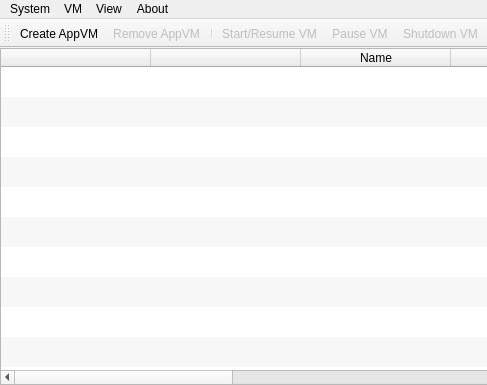
Above: mainwindow.ui from QubesOS/qubes-manager before the change; both pictures show x 0 to 487 and y 0 to 385 of the 769 by 385 pixel window. Below: the same form after it.
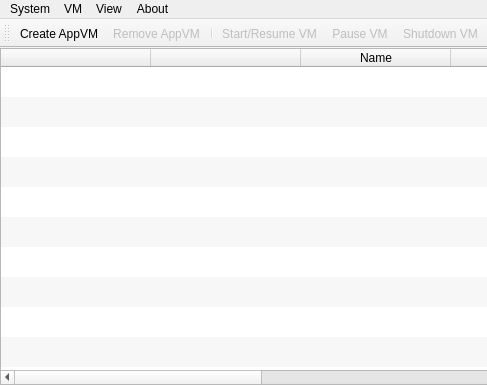
That is the form after the change. Icons and pictures are not drawn.

Commit message:
Revert "Add 'Requested MEM' column (aka prefmem) (#788)"
This reverts commit 227597cf933fba5de8ae58934bb9b998fa206b62.

QubesWatch no longer supports xenstore, so there is no simple way to
get this column updated. This is conscious decision in process of making
R3 Xen-independent.

Conflicts:
        qubesmanager/main.py

Diff of the .ui file:
```diff
--- a/mainwindow.ui
+++ b/mainwindow.ui
@@ -117,7 +117,7 @@
        <number>10</number>
       </property>
       <property name="columnCount">
-       <number>17</number>
+       <number>15</number>
       </property>
       <attribute name="horizontalHeaderCascadingSectionResizes">
        <bool>false</bool>
@@ -216,16 +216,6 @@
         <string>Memory usage graph</string>
        </property>
       </column>
-      <column>
-       <property name="text">
-        <string>Req MEM</string>
-       </property>
-      </column>
-      <column>
-       <property name="text">
-        <string>Req MEM Graph</string>
-       </property>
-      </column>
       <column>
        <property name="text">
         <string>Size</string>
```
Left out of the diff: 24 changed lines with no effect on the pictures. The commit also changes 1 other file.
